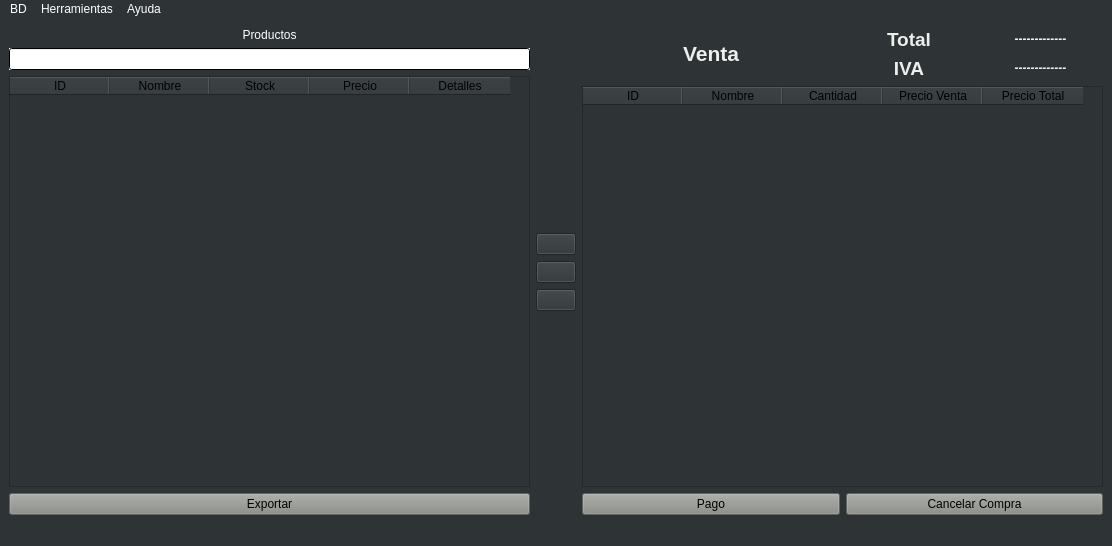
This is src/ArchivosUi/VentanaPricipalGui.ui in Jonathan-Lara-Hurtado/PuntoDeVentaGallito as Qt 5 draws it before an edit. The edited form follows.
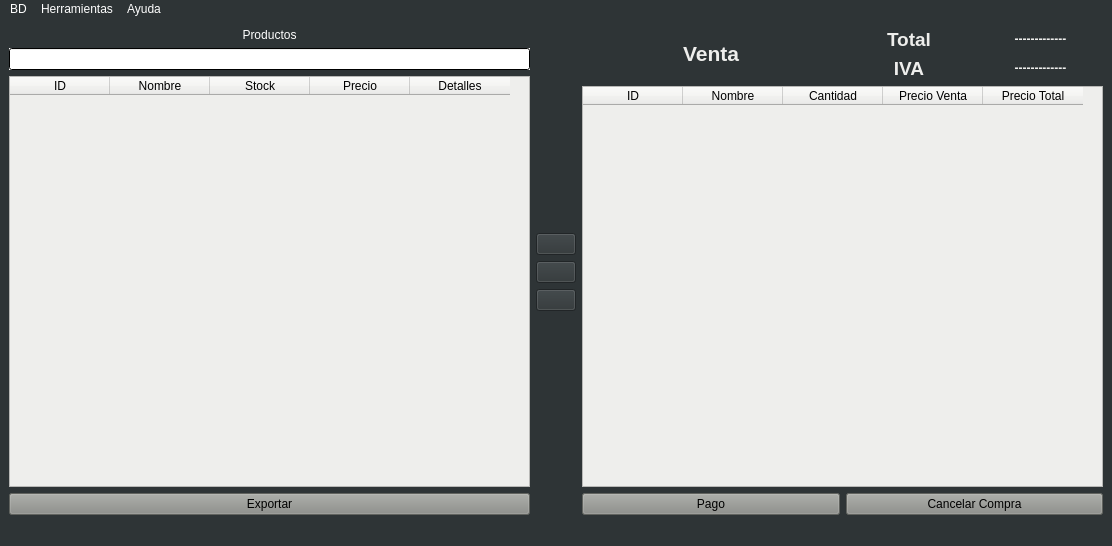
This is the edited form. Icons and pictures are not drawn.

Diff of the .ui file:
```diff
--- a/src/ArchivosUi/VentanaPricipalGui.ui
+++ b/src/ArchivosUi/VentanaPricipalGui.ui
@@ -46,7 +46,7 @@
         <item>
          <widget class="QTableWidget" name="tablaProductos">
           <property name="styleSheet">
-           <string notr="true"/>
+           <string notr="true">background-color: rgb(238, 238, 236);</string>
           </property>
           <column>
            <property name="text">
@@ -240,7 +240,7 @@
         <item>
          <widget class="QTableWidget" name="tablaProductosVenta">
           <property name="styleSheet">
-           <string notr="true"/>
+           <string notr="true">background-color: rgb(238, 238, 236);</string>
           </property>
           <column>
            <property name="text">
```
